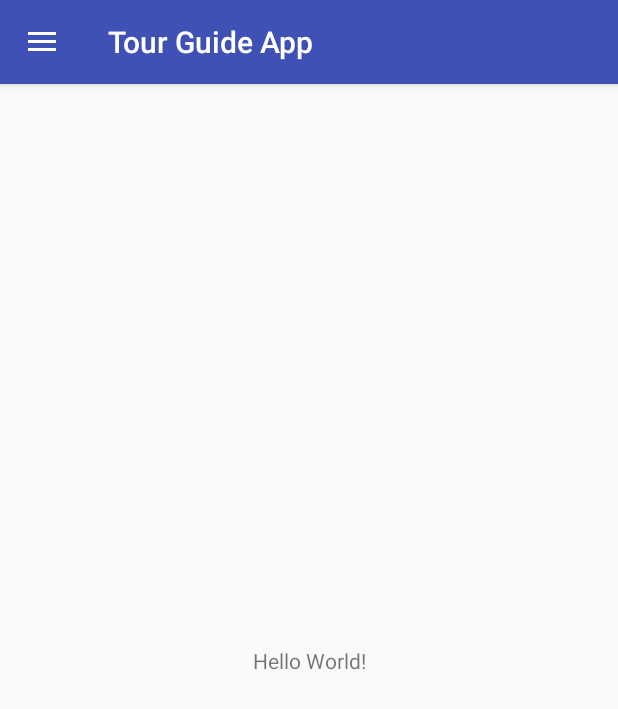
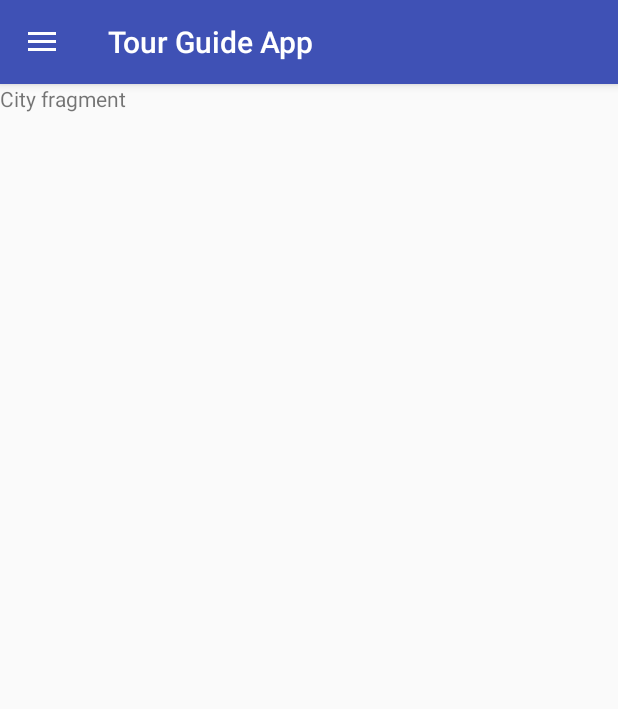
Before and after one commit to ABNDsirex0/ABNDTourGuideApp, an Android app: the screen it shows after launch (MainActivity), on a phone screen of 412 x 824 dp. Shown: the top 709 px of the screen. Run offline under Robolectric (Android 15) with nearby library versions, the phone set to English and light mode, and no system bars.

Commit message:
create place for fragment

```diff
--- a/app/src/main/java/cloud/krzysztofkin/tourguideapp/MainActivity.java
+++ b/app/src/main/java/cloud/krzysztofkin/tourguideapp/MainActivity.java
@@ -2,6 +2,8 @@ package cloud.krzysztofkin.tourguideapp;
 
 import android.os.Bundle;
 import android.support.design.widget.NavigationView;
+import android.support.v4.app.FragmentManager;
+import android.support.v4.app.FragmentTransaction;
 import android.support.v4.view.GravityCompat;
 import android.support.v4.widget.DrawerLayout;
 import android.support.v7.app.ActionBarDrawerToggle;
@@ -27,6 +29,13 @@ public class MainActivity extends AppCompatActivity
 
         NavigationView navigationView = (NavigationView) findViewById(R.id.nav_view);
         navigationView.setNavigationItemSelectedListener(this);
+
+        FragmentManager fragmentManager = getSupportFragmentManager();
+        FragmentTransaction fragmentTransaction = fragmentManager.beginTransaction();
+        CityFragment fragment = new CityFragment();
+        fragmentTransaction.add(R.id.main_fragment_container, fragment);
+        fragmentTransaction.commit();
+
     }
 
     @Override
--- a/app/src/main/res/layout/content_main.xml
+++ b/app/src/main/res/layout/content_main.xml
@@ -1,5 +1,6 @@
 <?xml version="1.0" encoding="utf-8"?>
 <android.support.constraint.ConstraintLayout xmlns:android="http://schemas.android.com/apk/res/android"
+    android:id="@+id/main_fragment_container"
     xmlns:app="http://schemas.android.com/apk/res-auto"
     xmlns:tools="http://schemas.android.com/tools"
     android:layout_width="match_parent"
@@ -8,13 +9,4 @@
     tools:context=".MainActivity"
     tools:showIn="@layout/app_bar_main">
 
-    <TextView
-        android:layout_width="wrap_content"
-        android:layout_height="wrap_content"
-        android:text="Hello World!"
-        app:layout_constraintBottom_toBottomOf="parent"
-        app:layout_constraintLeft_toLeftOf="parent"
-        app:layout_constraintRight_toRightOf="parent"
-        app:layout_constraintTop_toTopOf="parent" />
-
 </android.support.constraint.ConstraintLayout>
```
